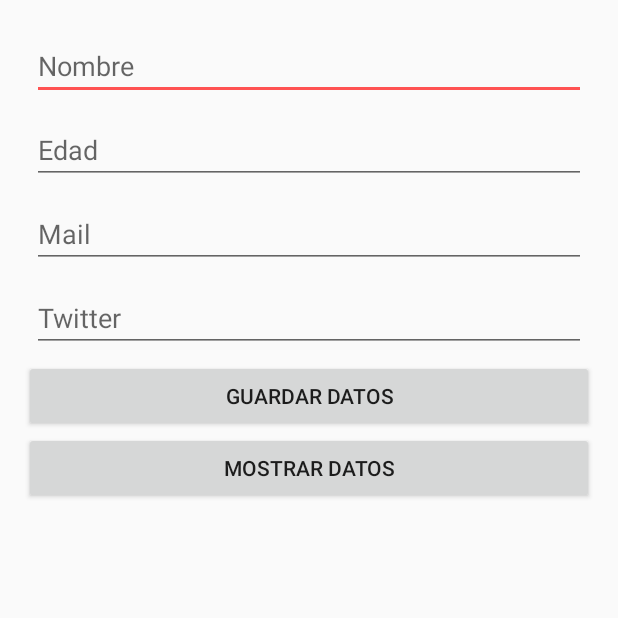
After one commit to Jael-Castillo/CursoUpiicsa, an Android app: the DatosActivity screen opened directly, with no data from a screen before it, on a phone screen of 412 x 824 dp, the top half of it. The commit adds this screen. Run offline under Robolectric (Android 15) with nearby library versions, the phone set to English and light mode, and no system bars.

Commit message:
add new view

```diff
--- a/ControlesBasicos/app/src/main/AndroidManifest.xml
+++ b/ControlesBasicos/app/src/main/AndroidManifest.xml
@@ -2,15 +2,14 @@
 <manifest xmlns:android="http://schemas.android.com/apk/res/android"
     package="itokcenter.com.controlesbasicos">
 
-    <uses-permission android:name="android.permission.VIBRATE"/>
-
+    <uses-permission android:name="android.permission.VIBRATE" />
+    no
     <application
         android:allowBackup="true"
         android:icon="@mipmap/ic_launcher"
         android:label="@string/app_name"
         android:supportsRtl="true"
         android:theme="@style/AppTheme">
-
         <activity android:name=".MainActivity">
             <intent-filter>
                 <action android:name="android.intent.action.MAIN" />
@@ -18,7 +17,7 @@
                 <category android:name="android.intent.category.LAUNCHER" />
             </intent-filter>
         </activity>
-
+        <activity android:name=".DatosActivity"></activity>
     </application>
 
 </manifest>
--- /dev/null
+++ b/ControlesBasicos/app/src/main/java/itokcenter/com/controlesbasicos/DatosActivity.java
@@ -0,0 +1,36 @@
+package itokcenter.com.controlesbasicos;
+
+import android.content.Context;
+import android.content.SharedPreferences;
+import android.os.Bundle;
+import android.support.v7.app.AppCompatActivity;
+import android.widget.EditText;
+import android.widget.TextView;
+
+public class DatosActivity extends AppCompatActivity {
+
+    SharedPreferences sharedPreferences;
+    SharedPreferences.Editor editor;
+
+    EditText edtxName, edtxAge, edtxMail, edtxTwitter;
+    TextView txtName, txtAge, txtMail, txtTwitter;
+
+    @Override
+    protected void onCreate(Bundle savedInstanceState) {
+        super.onCreate(savedInstanceState);
+        setContentView(R.layout.activity_datos);
+
+        sharedPreferences = getSharedPreferences("MyPrefs", Context.MODE_PRIVATE);
+
+        edtxName = (EditText) findViewById(R.id.edtxName);
+        edtxAge = (EditText) findViewById(R.id.edtxAge);
+        edtxMail = (EditText) findViewById(R.id.edtxMail);
+        edtxTwitter = (EditText) findViewById(R.id.edtxTwitter);
+
+        txtName = (TextView) findViewById(R.id.txtName);
+        txtAge = (TextView) findViewById(R.id.txtAge);
+        txtMail = (TextView) findViewById(R.id.txtMail);
+        txtTwitter = (TextView) findViewById(R.id.txtTwitter);
+
+    }
+}
--- /dev/null
+++ b/ControlesBasicos/app/src/main/res/layout/activity_datos.xml
@@ -0,0 +1,86 @@
+<?xml version="1.0" encoding="utf-8"?>
+<LinearLayout xmlns:android="http://schemas.android.com/apk/res/android"
+    xmlns:tools="http://schemas.android.com/tools"
+    android:layout_width="match_parent"
+    android:layout_height="match_parent"
+    android:orientation="vertical"
+    android:paddingBottom="@dimen/activity_vertical_margin"
+    android:paddingLeft="@dimen/activity_horizontal_margin"
+    android:paddingRight="@dimen/activity_horizontal_margin"
+    android:paddingTop="@dimen/activity_vertical_margin"
+    tools:context="itokcenter.com.controlesbasicos.DatosActivity">
+
+    <EditText
+        android:id="@+id/edtxName"
+        android:layout_width="match_parent"
+        android:layout_height="wrap_content"
+        android:layout_margin="5dp"
+        android:hint="@string/nombre"
+        android:inputType="textPersonName" />
+
+    <EditText
+        android:id="@+id/edtxAge"
+        android:layout_width="match_parent"
+        android:layout_height="wrap_content"
+        android:layout_margin="5dp"
+        android:digits="1234567890"
+        android:hint="@string/edad"
+        android:inputType="number" />
+
+    <EditText
+        android:id="@+id/edtxMail"
+        android:layout_width="match_parent"
+        android:layout_height="wrap_content"
+        android:layout_margin="5dp"
+        android:hint="@string/mail"
+        android:inputType="textEmailAddress" />
+
+    <EditText
+        android:id="@+id/edtxTwitter"
+        android:layout_width="match_parent"
+        android:layout_height="wrap_content"
+        android:layout_margin="5dp"
+        android:hint="@string/twitter"
+        android:inputType="text" />
+
+    <Button
+        android:layout_width="match_parent"
+        android:layout_height="wrap_content"
+        android:onClick=""
+        android:text="@string/guardar_datos" />
+
+    <Button
+        android:layout_width="match_parent"
+        android:layout_height="wrap_content"
+        android:onClick=""
+        android:text="@string/mostrar_datos" />
+
+    <TextView
+        android:id="@+id/txtName"
+        android:layout_width="match_parent"
+        android:layout_height="wrap_content"
+        android:layout_margin="5dp"
+        android:textSize="20sp" />
+
+    <TextView
+        android:id="@+id/txtAge"
+        android:layout_width="match_parent"
+        android:layout_height="wrap_content"
+        android:layout_margin="5dp"
+        android:textSize="20sp" />
+
+    <TextView
+        android:id="@+id/txtMail"
+        android:layout_width="match_parent"
+        android:layout_height="wrap_content"
+        android:layout_margin="5dp"
+        android:textSize="20sp" />
+
+    <TextView
+        android:id="@+id/txtTwitter"
+        android:layout_width="match_parent"
+        android:layout_height="wrap_content"
+        android:layout_margin="5dp"
+        android:textSize="20sp" />
+
+</LinearLayout>
--- a/ControlesBasicos/app/src/main/res/values/strings.xml
+++ b/ControlesBasicos/app/src/main/res/values/strings.xml
@@ -5,4 +5,10 @@
     <string name="optiontres">Opción 3</string>
     <string name="getoption">Dame la opción</string>
     <string name="vibrar">Vibrar</string>
+    <string name="guardar_datos">Guardar Datos</string>
+    <string name="nombre">Nombre</string>
+    <string name="edad">Edad</string>
+    <string name="mail">Mail</string>
+    <string name="twitter">Twitter</string>
+    <string name="mostrar_datos">Mostrar Datos</string>
 </resources>
```
